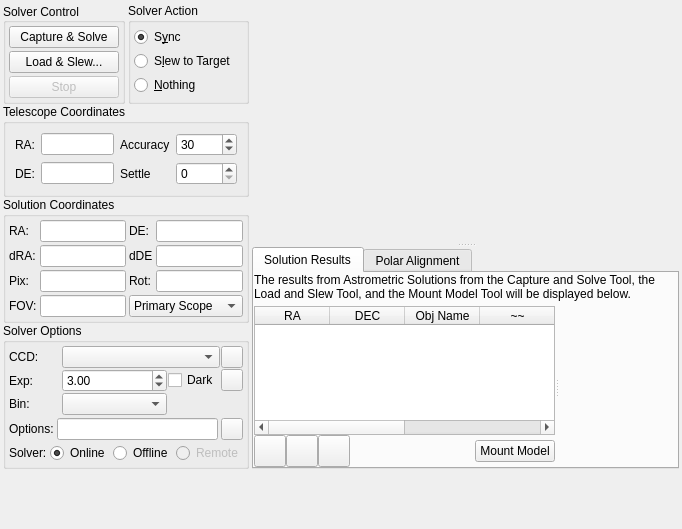
Before: the Qt Designer form kstars/ekos/align/align.ui in KDE/kstars, drawn with Qt 5.
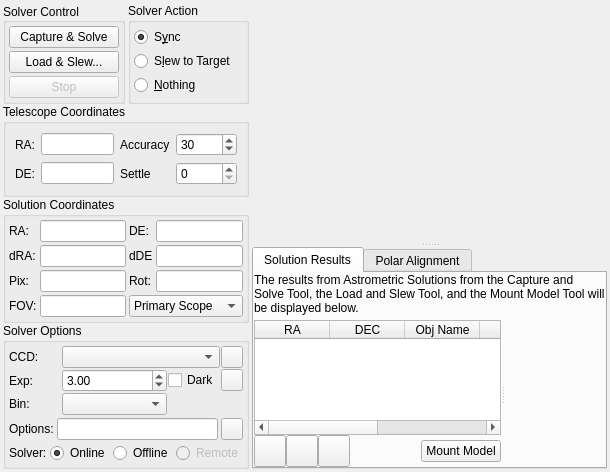
After: the same form once the commit is applied. Custom widgets are drawn as their Qt base class.

```diff
--- a/kstars/ekos/align/align.ui
+++ b/kstars/ekos/align/align.ui
@@ -6,8 +6,8 @@
    <rect>
     <x>0</x>
     <y>0</y>
-    <width>682</width>
-    <height>529</height>
+    <width>602</width>
+    <height>459</height>
    </rect>
   </property>
   <layout class="QVBoxLayout" name="verticalLayout_19">
```
